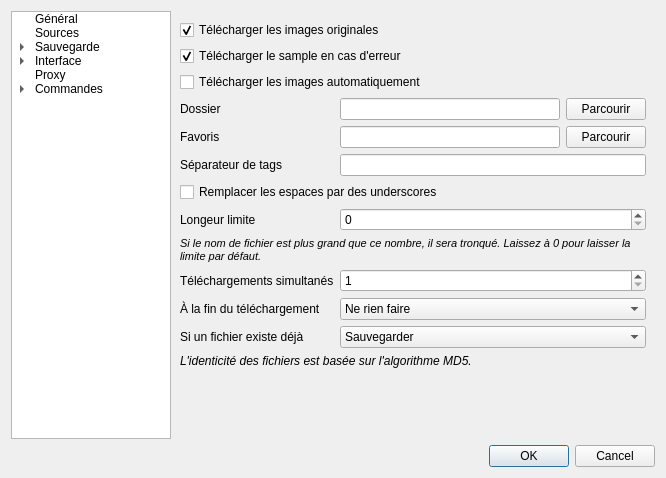
First picture: the form in ui/optionswindow.ui, repository XanderMld/imgbrd-grabber, before the edit.
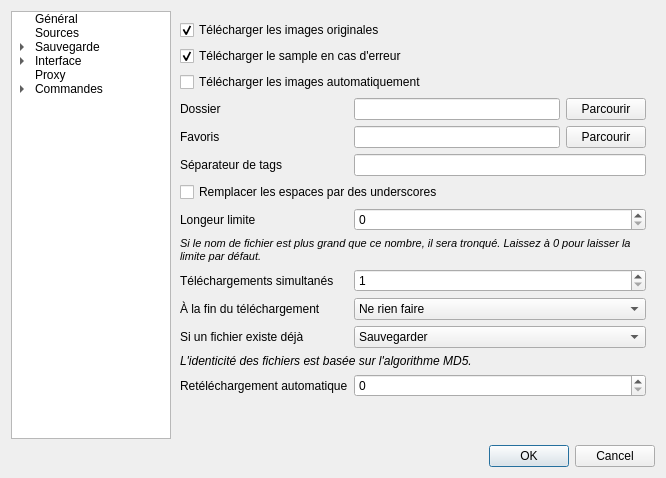
Second picture: the form after the edit. Icons and pictures are not drawn.

What changed in the file:
```diff
--- a/ui/optionswindow.ui
+++ b/ui/optionswindow.ui
@@ -797,6 +797,20 @@
            </property>
           </widget>
          </item>
+         <item row="13" column="0">
+          <widget class="QLabel" name="label_84">
+           <property name="text">
+            <string>Retéléchargement automatique</string>
+           </property>
+          </widget>
+         </item>
+         <item row="13" column="1">
+          <widget class="QSpinBox" name="spinAutomaticRetries">
+           <property name="maximum">
+            <number>100</number>
+           </property>
+          </widget>
+         </item>
         </layout>
        </widget>
        <widget class="QWidget" name="pageSaveFilenames">
```
